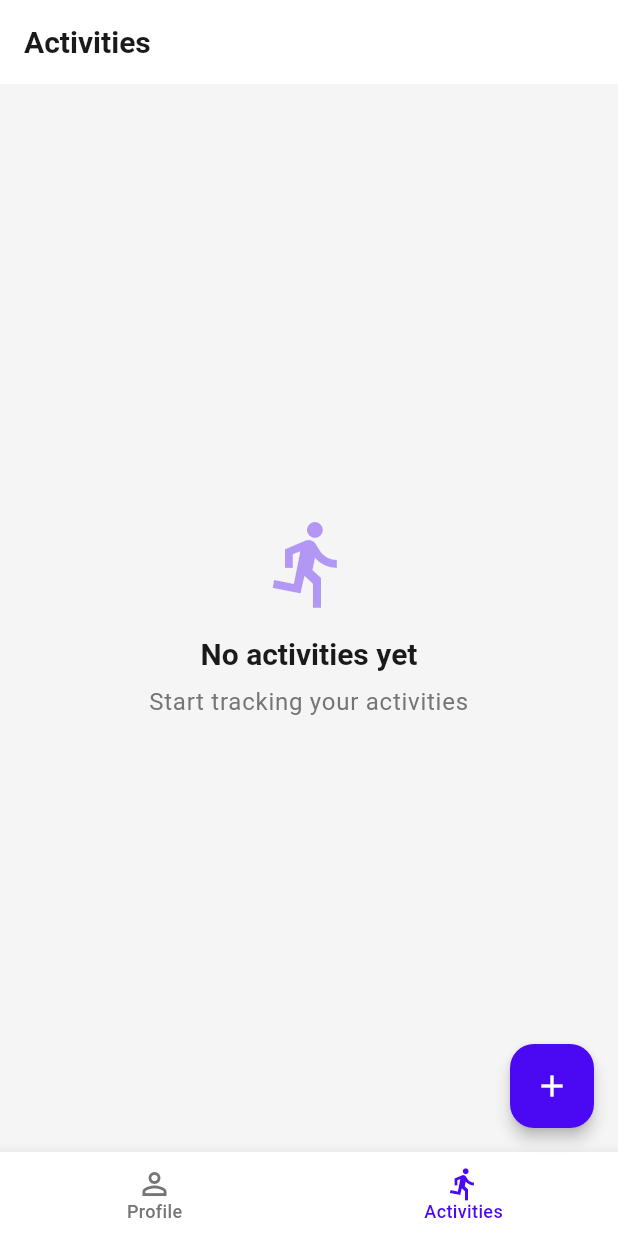
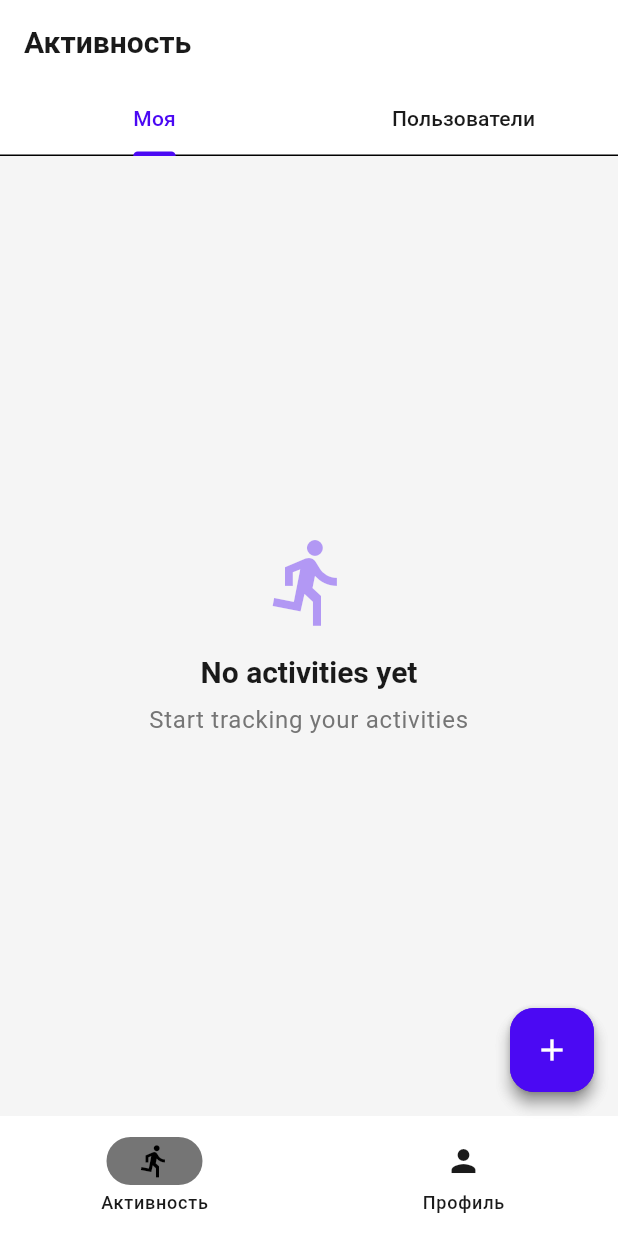
Before and after one commit to elizova/AndroidApp, a Flutter app: the LoginScreen screen opened by its route, after a tap on "Войти", on a phone screen of 412 x 824 dp. Run offline on Flutter 3.47's test engine with Material 3 defaults, Android fonts, the phone set to English and light mode, and no system bars; our stand-ins replace fast_immutable_collections, flutter_bloc, freezed_annotation, sqflite; accounts and stored records are empty.

Commit message:
total redesign
	modified:   lib/core/presentation/extensions.dart
	deleted:    lib/core/presentation/screens/main_screen.dart
	modified:   lib/core/routes/app_routes.dart
	modified:   lib/core/theme/app_theme.dart
	modified:   lib/features/activity/presentation/screens/activities_tab.dart
	deleted:    lib/features/activity/presentation/screens/activity_list_screen.dart
	renamed:    lib/features/activity/presentation/screens/activity_tab_wrapper.dart -> lib/features/activity/presentation/screens/activity_page.dart
	modified:   lib/features/auth/presentation/navigation.dart
	modified:   lib/features/auth/presentation/screens/login_screen.dart
	modified:   lib/features/auth/presentation/screens/register_screen.dart
	modified:   lib/features/auth/presentation/screens/welcome_screen.dart
	new file:   lib/features/main_screen.dart
	new file:   lib/features/profile/presentation/password_editing_page.dart
	new file:   lib/features/profile/presentation/profile_tab.dart
	deleted:    lib/features/profile/presentation/screens/profile_screen.dart
	deleted:    lib/features/profile/presentation/screens/profile_tab.dart
	modified:   lib/main.dart

```diff
--- a/lib/core/presentation/extensions.dart
+++ b/lib/core/presentation/extensions.dart
@@ -1,7 +1,7 @@
 import 'package:flutter/material.dart';
 
 extension NavigatorPopAll on NavigatorState {
-  void popAll() {
+  void popAllButOne() {
     popUntil((route) {
       return route.navigator?.canPop() == false;
     });
--- a/lib/core/routes/app_routes.dart
+++ b/lib/core/routes/app_routes.dart
@@ -7,8 +7,11 @@ abstract final class AppRoutes {
   static const String register = '/register';
 
   // Main routes
-  static const String activities = '/activities';
-  static const String activityDetail = '/activity-detail';
-  static const String newActivity = '/new-activity';
-  static const String profile = '/profile';
+  static const String main = '/main';
+  static const String profile = '$main/profile';
+  static const String passwordEditing = '$main/password_editing';
+
+  static const String activities = '$main/activities';
+  static const String activityDetail = '$activities/activity-detail';
+  static const String newActivity = '$activities/new-activity';
 }
--- a/lib/core/theme/app_theme.dart
+++ b/lib/core/theme/app_theme.dart
@@ -3,7 +3,7 @@ import 'package:flutter/material.dart';
 class AppTheme {
   const AppTheme._();
 
-  static const authScreensBackgroundColor = Color(0xFFFFFFFF);
+  static const whiteBackgroundColor = Color(0xFFFFFFFF);
   static const _primaryColor = Color(0xFF4B09F3);
   static const _backgroundColor = Color(0xFFF5F5F5);
   static const _surfaceColor = Color(0xFFFFFFFF);
--- a/lib/features/activity/presentation/screens/activity_list_screen.dart
+++ /dev/null
@@ -1,73 +0,0 @@
-import 'package:android_app/core/routes/app_routes.dart';
-import 'package:android_app/core/presentation/widgets/app_nav_bar.dart';
-import 'package:android_app/features/activity/presentation/bloc/activity_bloc.dart';
-import 'package:android_app/features/activity/presentation/widgets/activity_card.dart';
-import 'package:flutter/material.dart';
-import 'package:flutter_bloc/flutter_bloc.dart';
-
-class ActivityListScreen extends StatelessWidget {
-  const ActivityListScreen({super.key});
-
-  @override
-  Widget build(BuildContext context) {
-    return Scaffold(
-      backgroundColor: Theme.of(context).scaffoldBackgroundColor,
-      appBar: AppBar(
-        title: const Text('Activities'),
-        elevation: 0,
-      ),
-      body: BlocBuilder<ActivityBloc, ActivityState>(
-        builder: (context, activities) {
-          if (activities.isEmpty) {
-            return Center(
-              child: Column(
-                mainAxisAlignment: MainAxisAlignment.center,
-                children: [
-                  Icon(
-                    Icons.directions_run,
-                    size: 64,
-                    color: Theme.of(context).primaryColor.withAlpha(100),
-                  ),
-                  const SizedBox(height: 16),
-                  Text(
-                    'No activities yet',
-                    style: Theme.of(context).textTheme.titleLarge,
-                  ),
-                  const SizedBox(height: 8),
-                  Text(
-                    'Start tracking your activities',
-                    style: Theme.of(context).textTheme.bodyLarge,
-                    textAlign: TextAlign.center,
-                  ),
-                ],
-              ),
-            );
-          }
-
-          return ListView.builder(
-            padding: const EdgeInsets.symmetric(vertical: 8),
-            itemCount: activities.length,
-            itemBuilder: (context, index) {
-              final activity = activities[index];
-              return ActivityCard(
-                activity: activity,
-                onTap: () {
-                  Navigator.pushNamed(
-                    context,
-                    AppRoutes.activityDetail,
-                    arguments: activity,
-                  );
-                },
-              );
-            },
-          );
-        },
-      ),
-      floatingActionButton: FloatingActionButton(
-        onPressed: () => Navigator.pushNamed(context, AppRoutes.newActivity),
-        child: const Icon(Icons.add),
-      ),
-      bottomNavigationBar: const AppNavBar(currentIndex: 1),
-    );
-  }
-}
--- a/lib/features/activity/presentation/screens/activity_tab_wrapper.dart
+++ b/lib/features/activity/presentation/screens/activity_page.dart
@@ -1,8 +1,8 @@
 import 'package:android_app/features/activity/presentation/screens/activities_tab.dart';
 import 'package:flutter/material.dart';
 
-class ActivityPage extends StatelessWidget {
-  const ActivityPage({super.key});
+class ActivityTabs extends StatelessWidget {
+  const ActivityTabs({super.key});
 
   @override
   Widget build(BuildContext context) {
--- a/lib/features/auth/presentation/navigation.dart
+++ b/lib/features/auth/presentation/navigation.dart
@@ -3,8 +3,8 @@ import 'package:android_app/core/routes/app_routes.dart';
 import 'package:flutter/material.dart';
 
 abstract final class AuthNavigation {
-  static void navigateAfterAuth(BuildContext context) {
-    Navigator.of(context).popAll();
-    Navigator.pushReplacementNamed(context, AppRoutes.activities);
+  static void navigateOnAuthed(BuildContext context) {
+    Navigator.of(context).popAllButOne();
+    Navigator.pushReplacementNamed(context, AppRoutes.main);
   }
 }
--- a/lib/features/auth/presentation/screens/login_screen.dart
+++ b/lib/features/auth/presentation/screens/login_screen.dart
@@ -25,7 +25,7 @@ class _LoginScreenState extends State<LoginScreen> {
   @override
   Widget build(BuildContext context) {
     return Scaffold(
-      backgroundColor: AppTheme.authScreensBackgroundColor,
+      backgroundColor: AppTheme.whiteBackgroundColor,
       appBar: AppBar(
         title: const Text('Вход'),
       ),
@@ -73,7 +73,7 @@ class _LoginScreenState extends State<LoginScreen> {
               SizedBox(
                 width: double.infinity,
                 child: ElevatedButton(
-                  onPressed: () => AuthNavigation.navigateAfterAuth(context),
+                  onPressed: () => AuthNavigation.navigateOnAuthed(context),
                   child: const Text('Войти'),
                 ),
               ),
--- a/lib/features/auth/presentation/screens/register_screen.dart
+++ b/lib/features/auth/presentation/screens/register_screen.dart
@@ -28,7 +28,7 @@ class _RegisterScreenState extends State<RegisterScreen> {
   @override
   Widget build(BuildContext context) {
     return Scaffold(
-      backgroundColor: AppTheme.authScreensBackgroundColor,
+      backgroundColor: AppTheme.whiteBackgroundColor,
       appBar: AppBar(
         title: const Text('Create Account'),
       ),
@@ -69,7 +69,7 @@ class _RegisterScreenState extends State<RegisterScreen> {
             ),
             const SizedBox(height: 32),
             ElevatedButton(
-              onPressed: () => AuthNavigation.navigateAfterAuth(context),
+              onPressed: () => AuthNavigation.navigateOnAuthed(context),
               child: const Text('Зарегистрироваться'),
             ),
             const SizedBox(height: 24),
--- /dev/null
+++ b/lib/features/main_screen.dart
@@ -0,0 +1,59 @@
+import 'package:android_app/features/activity/presentation/screens/activity_page.dart';
+import 'package:android_app/features/activity/presentation/screens/new_activity_screen.dart';
+import 'package:android_app/features/profile/presentation/profile_tab.dart';
+import 'package:flutter/material.dart';
+
+class MainScreen extends StatefulWidget {
+  const MainScreen({super.key});
+
+  @override
+  State<MainScreen> createState() => _MainScreenState();
+}
+
+class _MainScreenState extends State<MainScreen> {
+  int _selectedIndex = 0;
+
+  @override
+  Widget build(BuildContext context) {
+    return Scaffold(
+      body: IndexedStack(
+        index: _selectedIndex,
+        children: const [
+          ActivityTabs(),
+          ProfileTab(),
+        ],
+      ),
+      bottomNavigationBar: NavigationBar(
+        selectedIndex: _selectedIndex,
+        onDestinationSelected: (index) {
+          setState(() {
+            _selectedIndex = index;
+          });
+        },
+        destinations: const [
+          NavigationDestination(
+            icon: Icon(Icons.directions_run),
+            label: 'Активность',
+          ),
+          NavigationDestination(
+            icon: Icon(Icons.person),
+            label: 'Профиль',
+          ),
+        ],
+      ),
+      floatingActionButton: _selectedIndex == 0
+          ? FloatingActionButton(
+              onPressed: () {
+                Navigator.push(
+                  context,
+                  MaterialPageRoute(
+                    builder: (context) => const NewActivityScreen(),
+                  ),
+                );
+              },
+              child: const Icon(Icons.add),
+            )
+          : null,
+    );
+  }
+}
--- /dev/null
+++ b/lib/features/profile/presentation/profile_tab.dart
@@ -0,0 +1,63 @@
+import 'package:android_app/core/presentation/extensions.dart';
+import 'package:android_app/core/routes/app_routes.dart';
+import 'package:android_app/core/theme/app_theme.dart';
+import 'package:flutter/material.dart';
+
+class ProfileTab extends StatelessWidget {
+  const ProfileTab({super.key});
+
+  @override
+  Widget build(BuildContext context) {
+    return Scaffold(
+      backgroundColor: AppTheme.whiteBackgroundColor,
+      appBar: AppBar(
+        title: const Text('Профиль'),
+        actions: [
+          TextButton(
+            onPressed: () => FocusScope.of(context).unfocus(),
+            child: const Text('Сохранить'),
+          ),
+        ],
+      ),
+      body: Padding(
+        padding: const EdgeInsets.all(16.0),
+        child: Column(
+          crossAxisAlignment: CrossAxisAlignment.start,
+          children: [
+            TextFormField(
+              initialValue: 'stub_login',
+              decoration: const InputDecoration(
+                labelText: 'Логин',
+              ),
+            ),
+            const SizedBox(height: 16),
+            TextFormField(
+              initialValue: 'stub_name',
+              decoration: const InputDecoration(
+                labelText: 'Имя или никнейм',
+              ),
+            ),
+            const SizedBox(height: 16),
+            TextButton(
+              onPressed: () =>
+                  Navigator.of(context).pushNamed(AppRoutes.passwordEditing),
+              child: const Text('Изменить пароль'),
+            ),
+            const Spacer(),
+            SizedBox(
+              width: double.infinity,
+              child: ElevatedButton(
+                onPressed: () {
+                  final nav = Navigator.of(context);
+                  nav.popAllButOne();
+                  nav.pushReplacementNamed(AppRoutes.welcome);
+                },
+                child: const Text('Выйти'),
+              ),
+            ),
+          ],
+        ),
+      ),
+    );
+  }
+}
```
Also changed, not shown: lib/core/presentation/screens/main_screen.dart (deleted, +0 -30 lines), lib/features/activity/presentation/screens/activities_tab.dart (+3 -4 lines), lib/features/auth/presentation/screens/welcome_screen.dart (+5 -3 lines), lib/features/profile/presentation/password_editing_page.dart (added, +46 -0 lines), lib/features/profile/presentation/screens/profile_screen.dart (deleted, +0 -162 lines), lib/features/profile/presentation/screens/profile_tab.dart (deleted, +0 -159 lines), lib/main.dart (+9 -61 lines).
